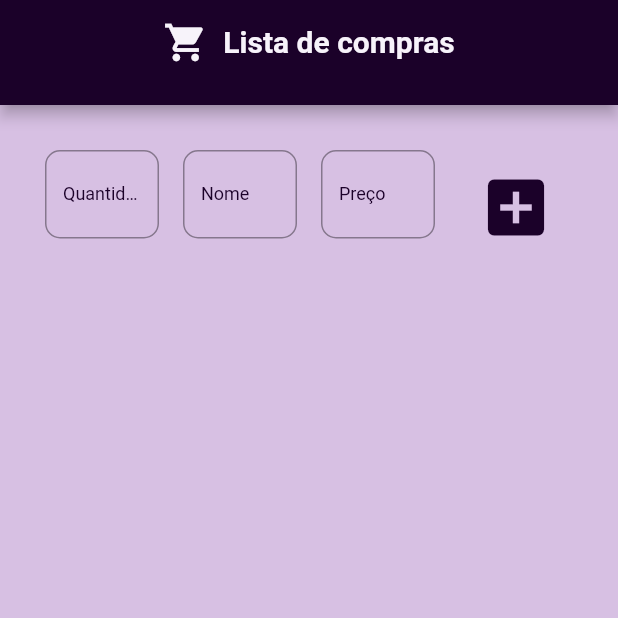
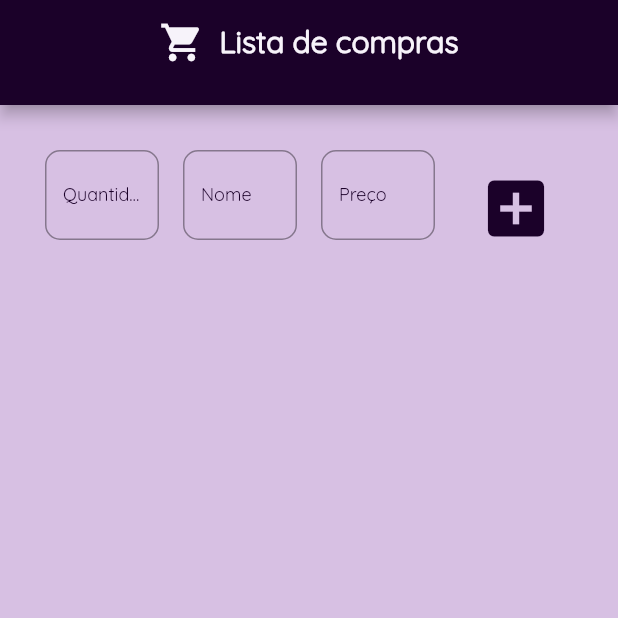
Before and after one commit to LessaApolinario/market-app, a Flutter app: the screen it shows after launch, on a phone screen of 412 x 824 dp, the top half of it. Run offline on Flutter 3.47's test engine with Material 2 defaults, Android fonts, the phone set to English and light mode, and no system bars.

Commit message:
Add app fonts

```diff
--- a/lib/src/ui/mobile/styles/app_input_styles.dart
+++ b/lib/src/ui/mobile/styles/app_input_styles.dart
@@ -20,10 +20,10 @@ class AppInputStyles {
         ),
       ),
       labelStyle: TextStyle(
-        color: GlobalColors.primary.shade900,
-        fontSize: 12,
-        fontWeight: FontWeight.normal,
-      ),
+          color: GlobalColors.primary.shade900,
+          fontSize: 12,
+          fontWeight: FontWeight.normal,
+          fontFamily: 'Quicksand'),
       focusColor: GlobalColors.primary.shade900,
       fillColor: GlobalColors.primary.shade900,
       hintText: hintText,
--- a/lib/src/ui/mobile/widgets/base/AppBar/main.dart
+++ b/lib/src/ui/mobile/widgets/base/AppBar/main.dart
@@ -20,7 +20,10 @@ class _MainAppBarState extends State<MainAppBar> {
         children: [
           Icon(Icons.shopping_cart),
           SizedBox(width: 10),
-          Text('Lista de compras'),
+          Text(
+            'Lista de compras',
+            style: TextStyle(fontFamily: 'Quicksand'),
+          ),
         ],
       ),
     );
--- a/lib/src/ui/mobile/widgets/home/AddProductForm/main.dart
+++ b/lib/src/ui/mobile/widgets/home/AddProductForm/main.dart
@@ -46,6 +46,7 @@ class _AddProductFormState extends State<AddProductForm> {
             child: TextFormField(
               controller: _quantityController,
               keyboardType: TextInputType.number,
+              style: const TextStyle(fontFamily: 'Quicksand'),
               decoration:
                   AppInputStyles.getInputDecoration('Quantidade', 'Quantidade'),
             ),
@@ -55,6 +56,7 @@ class _AddProductFormState extends State<AddProductForm> {
             child: TextFormField(
               controller: _nameController,
               keyboardType: TextInputType.text,
+              style: const TextStyle(fontFamily: 'Quicksand'),
               decoration: AppInputStyles.getInputDecoration('Nome', 'Nome'),
               validator: (value) => _textInputValidator(value),
             ),
@@ -64,6 +66,7 @@ class _AddProductFormState extends State<AddProductForm> {
             child: TextFormField(
               controller: _priceController,
               keyboardType: TextInputType.text,
+              style: const TextStyle(fontFamily: 'Quicksand'),
               decoration: AppInputStyles.getInputDecoration('Preço', 'Preço'),
               validator: (value) => _priceValidator(value),
             ),
--- a/pubspec.yaml
+++ b/pubspec.yaml
@@ -75,8 +75,8 @@ flutter:
   # list giving the asset and other descriptors for the font. For
   # example:
   fonts:
-    - family: Ubuntu
+    - family: Quicksand
       fonts:
-        - asset: assets/fonts/Ubuntu-Regular.ttf
+        - asset: assets/fonts/Quicksand-Regular.ttf
   # For details regarding fonts from package dependencies,
   # see https://flutter.dev/custom-fonts/#from-packages
```
Also changed, not shown: assets/fonts/Quicksand-Regular.ttf (added).
